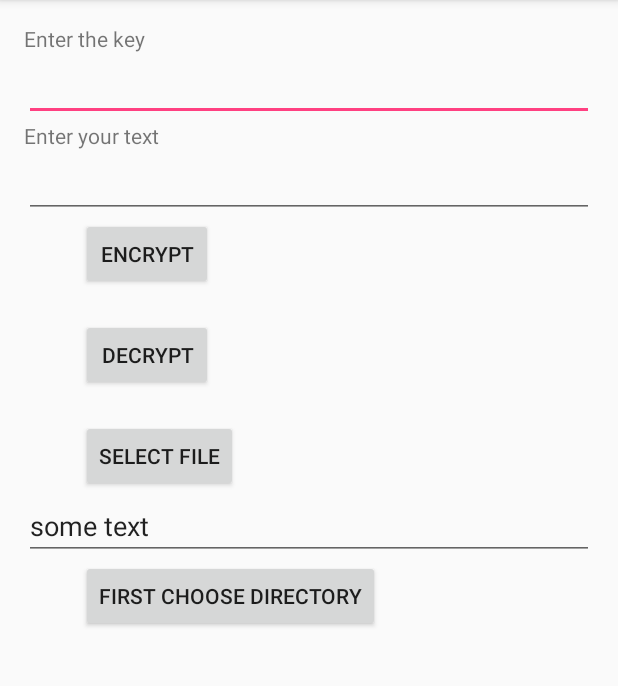
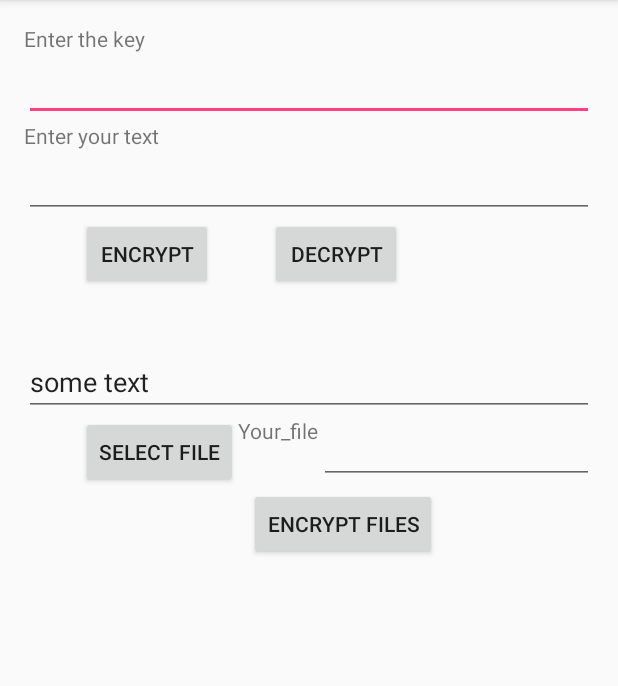
Before and after one commit to Dmitry7393/CyberSafeEncryption, an Android app: the screen it shows after launch (MainActivity), on a phone screen of 412 x 824 dp, the part 84-770 px from its top. Run offline under Robolectric (Android 15) with nearby library versions, the phone set to English and light mode, and no system bars.

Commit message:
Encryption works

```diff
--- a/app/src/main/res/layout/activity_main.xml
+++ b/app/src/main/res/layout/activity_main.xml
@@ -31,6 +31,9 @@
         android:layout_height="wrap_content"
         android:id="@+id/editTextSourceText" />
 
+    <RelativeLayout
+        android:layout_width="match_parent"
+        android:layout_height="wrap_content">
         <Button
             android:layout_width="wrap_content"
             android:layout_height="wrap_content"
@@ -38,6 +41,16 @@
             android:id="@+id/btnEncryptText"
 
             android:layout_marginLeft="38dp"/>
+        <Button
+            android:layout_width="wrap_content"
+            android:layout_height="wrap_content"
+            android:text="Decrypt"
+            android:id="@+id/btnDecryptText"
+            android:layout_toRightOf="@id/btnEncryptText"
+
+            android:layout_marginLeft="38dp"/>
+    </RelativeLayout>
+
 
     <TextView
         android:layout_width="match_parent"
@@ -45,35 +58,52 @@
         android:id="@+id/textViewEncrypted"
         android:textColor="#f12727" />
 
-    <Button
-        android:layout_width="wrap_content"
-        android:layout_height="wrap_content"
-        android:text="Decrypt"
-        android:id="@+id/btnDecryptText"
 
-        android:layout_marginLeft="38dp"/>
     <TextView
         android:layout_width="match_parent"
         android:layout_height="wrap_content"
         android:id="@+id/textViewDecrypted"
         android:textColor="#07f50f" />
+
+    <EditText
+        android:layout_width="match_parent"
+        android:layout_height="wrap_content"
+        android:text="some text"
+        android:id="@+id/txtwrite" />
+
+    <RelativeLayout
+        android:layout_width="wrap_content"
+        android:layout_height="match_parent">
         <Button
             android:layout_width="wrap_content"
             android:layout_height="wrap_content"
             android:text="Select file"
             android:id="@+id/btnChooseFile"
             android:layout_marginLeft="38dp"/>
- />
+        <TextView
+            android:layout_width="wrap_content"
+            android:layout_height="wrap_content"
+            android:text="Your_file"
+            android:layout_toRightOf="@id/btnChooseFile"
+            android:id="@+id/labelNameSourceFile" />
         <EditText
             android:layout_width="match_parent"
             android:layout_height="wrap_content"
-        android:text="some text"
-        android:id="@+id/txtwrite" />
+            android:layout_toRightOf="@id/labelNameSourceFile"
+            android:id="@+id/editNameEncryptedFile" />
+    </RelativeLayout>
+
+
     <Button
         android:layout_width="wrap_content"
         android:layout_height="wrap_content"
-        android:text="First choose directory"
+        android:layout_marginStart="150dp"
+        android:text="Encrypt files"
         android:id="@+id/btnChooseDirectory"
         android:layout_marginLeft="38dp"/>
-
+    <TextView
+        android:layout_width="match_parent"
+        android:layout_height="wrap_content"
+        android:id="@+id/textViewSourceFiles"
+        android:textColor="#1703f2" />
 </LinearLayout>
```
Also changed, not shown: app/src/main/java/encryption/com/AES/Encrypt.java (+45 -2 lines), app/src/main/java/encryption/com/cybersafeencryption/MainActivity.java (+108 -107 lines), app/src/main/res/raw/imageencryptedfile.png (added), 1 other file. Lines whose indentation alone changed are shown as unchanged.
